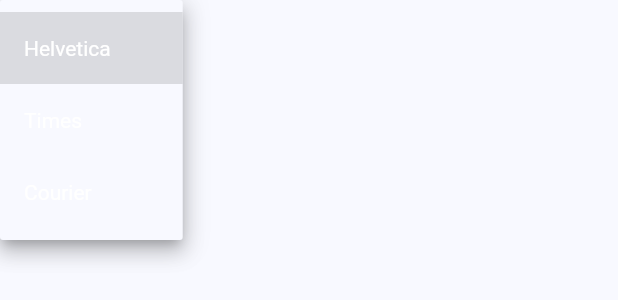
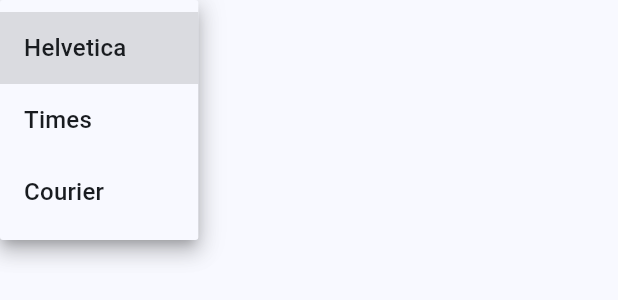
Before and after one commit to nataliamelissas/resume-builder, a Flutter app: the _FontDropdown widget shown alone on an empty page, opened directly with empty values, after a tap on "Helvetica", on a phone screen of 412 x 824 dp. Shown: the top 300 px of the screen. Run offline on Flutter 3.47's test engine with Material 3 defaults, Android fonts, the phone set to English and light mode, and no system bars; our stand-ins replace pdf, printing, web; missing offline and left inert: dart:js_interop.

Commit message:
Fix font dropdown visibility and add Export PDF tooltip
- Use selectedItemBuilder so white text only applies to the AppBar chip;
  dropdown menu items now use default theme color (readable on light surface)
- Wrap PDF TextButton.icon in Tooltip with message "Export PDF"

Co-Authored-By: Claude Sonnet 4.6 <noreply@anthropic.com>

```diff
--- a/lib/ui/widgets/toolbar.dart
+++ b/lib/ui/widgets/toolbar.dart
@@ -53,7 +53,9 @@ class EditorToolbar extends StatelessWidget implements PreferredSizeWidget {
           icon: const Icon(Icons.file_download),
           onPressed: () => exportJson(store.resume, store.settings),
         ),
-        TextButton.icon(
+        Tooltip(
+          message: 'Export PDF',
+          child: TextButton.icon(
           icon: const Icon(Icons.picture_as_pdf, color: Colors.white),
           label: const Text('PDF', style: TextStyle(color: Colors.white)),
           onPressed: () async {
@@ -63,6 +65,7 @@ class EditorToolbar extends StatelessWidget implements PreferredSizeWidget {
                 : store.resume.bio.name.trim().replaceAll(RegExp(r'\s+'), '_');
             downloadBytes(bytes, '$name.pdf', 'application/pdf');
           },
+        ),
         ),
         const SizedBox(width: 8),
       ],
@@ -105,17 +108,32 @@ class _FontDropdown extends StatelessWidget {
 
   @override
   Widget build(BuildContext context) {
+    const fonts = [ResumeFont.helvetica, ResumeFont.times, ResumeFont.courier];
+    const labels = ['Helvetica', 'Times', 'Courier'];
     return DropdownButton<ResumeFont>(
       value: value,
       dropdownColor: Theme.of(context).colorScheme.surface,
       underline: const SizedBox.shrink(),
-      style: const TextStyle(color: Colors.white),
       iconEnabledColor: Colors.white,
-      items: const [
-        DropdownMenuItem(value: ResumeFont.helvetica, child: Text('Helvetica')),
-        DropdownMenuItem(value: ResumeFont.times, child: Text('Times')),
-        DropdownMenuItem(value: ResumeFont.courier, child: Text('Courier')),
-      ],
+      // selectedItemBuilder renders only the AppBar chip — white on dark.
+      selectedItemBuilder: (_) => fonts
+          .map(
+            (f) => Align(
+              alignment: Alignment.centerLeft,
+              child: Text(
+                labels[fonts.indexOf(f)],
+                style: const TextStyle(color: Colors.white),
+              ),
+            ),
+          )
+          .toList(),
+      items: List.generate(
+        fonts.length,
+        (i) => DropdownMenuItem(
+          value: fonts[i],
+          child: Text(labels[i]),
+        ),
+      ),
       onChanged: (v) {
         if (v != null) onChanged(v);
       },
```
